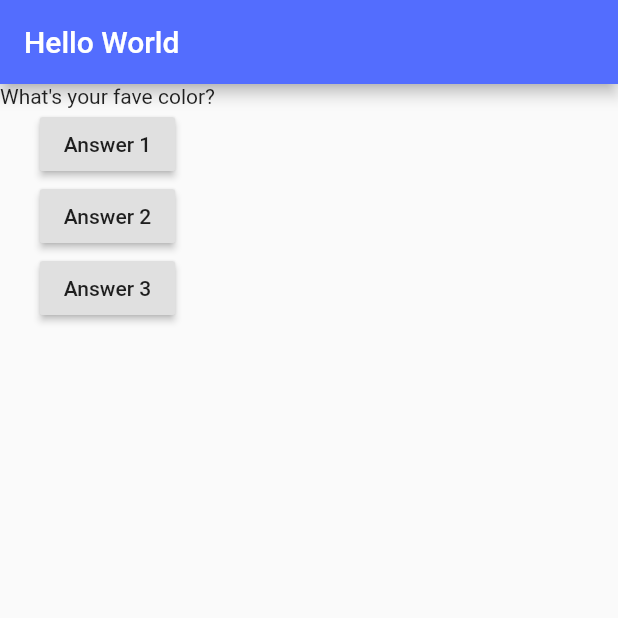
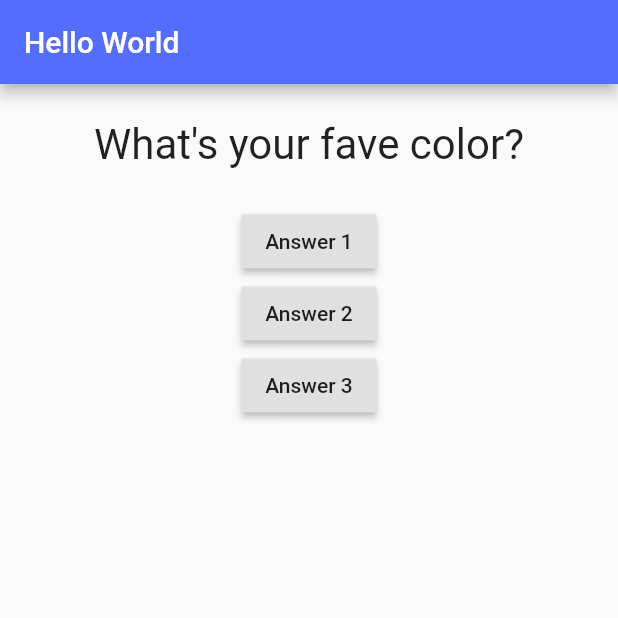
Before and after one commit to irwanphan/firstlutter, a Flutter app: the screen it shows after launch, on a phone screen of 412 x 824 dp, the top half of it. Run offline on Flutter 3.47's test engine with Material 2 defaults, Android fonts, the phone set to English and light mode, and no system bars.

Commit message:
quiz question widget, with full width, margin, aligned center

```diff
--- a/lib/main.dart
+++ b/lib/main.dart
@@ -1,4 +1,6 @@
 import 'package:flutter/material.dart';
+
+import './question.dart';
 
 // void main() {
 //   runApp(MyApp());
@@ -42,7 +44,8 @@ class _MyAppState extends State<MyApp> {
         ),
         body: Column(
           children: [
-            Text(
+            // question constructor in question.dart
+            Question(
               questions[_questionIndex],
             ),
             RaisedButton(
--- /dev/null
+++ b/lib/question.dart
@@ -0,0 +1,22 @@
+import 'package:flutter/material.dart';
+
+class Question extends StatelessWidget {
+  // this value will never change after initialization in the constructor
+  final String questionText;
+
+  Question(this.questionText);
+
+  @override
+  Widget build(BuildContext context) {
+    return Container(
+      // double.infinity means full width
+      width: double.infinity,
+      margin: EdgeInsets.all(24),
+      child: Text(
+        questionText,
+        style: TextStyle(fontSize: 28),
+        textAlign: TextAlign.center,
+      ),
+    );
+  }
+}
```
